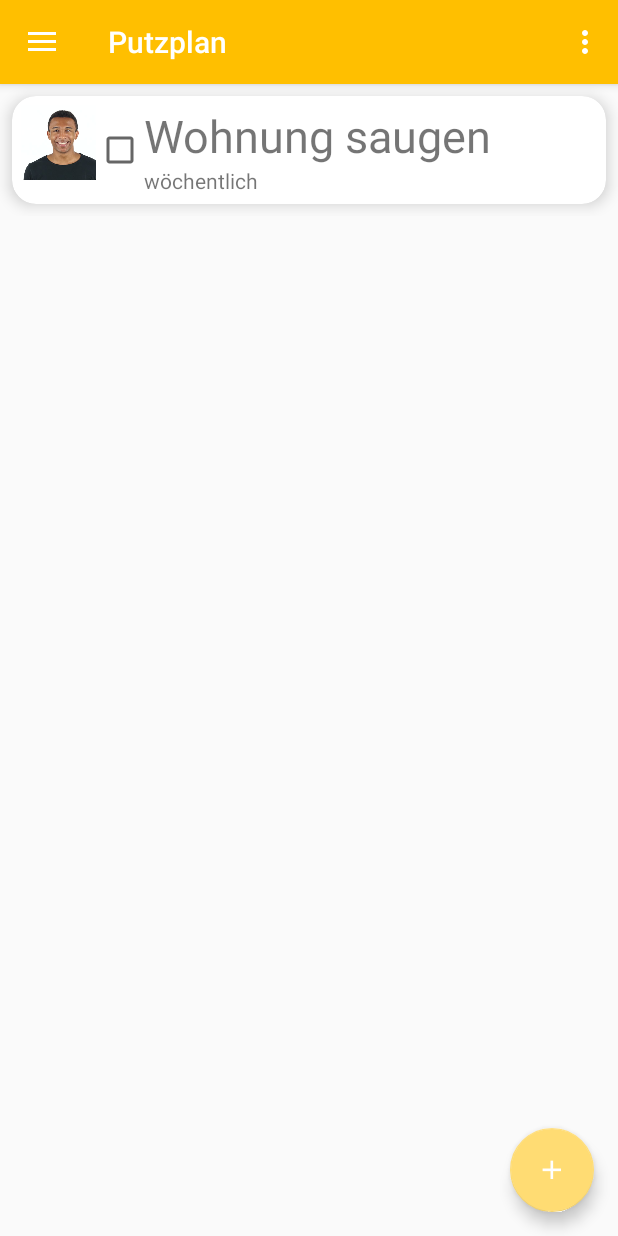
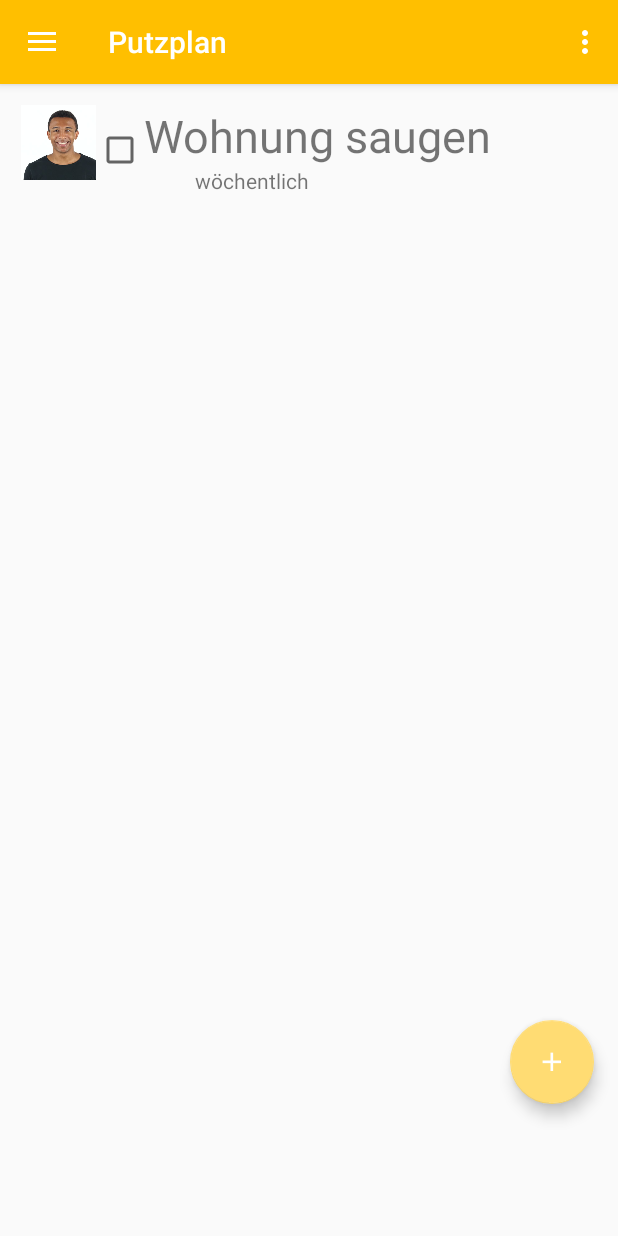
Before and after one commit to Wieee/WGPlaner, an Android app: the ActivityMain screen opened directly, with no data from a screen before it, after a tap on "Putzplan", on a phone screen of 412 x 824 dp. Run offline under Robolectric (Android 15) with nearby library versions, the phone set to English and light mode, and no system bars; our stand-ins replace Firebase (no records; nobody signed in at launch, a user with empty details on screens opened directly); 1 other tap on this screen came first.

Commit message:
putzplan changes, remove cleaned items

```diff
--- a/app/src/main/java/vorlesung/hslu/wgapp/ActivityMain.java
+++ b/app/src/main/java/vorlesung/hslu/wgapp/ActivityMain.java
@@ -10,12 +10,21 @@ import android.support.v7.app.AppCompatActivity;
 import android.support.v7.widget.Toolbar;
 import android.view.Menu;
 import android.view.MenuItem;
+import android.widget.TextView;
+
+import com.google.firebase.auth.FirebaseAuth;
+import com.google.firebase.auth.FirebaseUser;
 
 public class ActivityMain extends AppCompatActivity
         implements NavigationView.OnNavigationItemSelectedListener {
 
     Toolbar toolbar = null;
     NavigationView navigationView = null;
+    TextView username = null;
+    FirebaseAuth mAuth;
+    String name = "";
+
+
 
     @Override
     protected void onCreate(Bundle savedInstanceState) {
@@ -23,11 +32,24 @@ public class ActivityMain extends AppCompatActivity
         super.onCreate(savedInstanceState);
         setContentView(R.layout.activity_main);
 
+
         //Set initial screen
         android.app.FragmentManager fragmentManager = getFragmentManager();
         FragmentTransaction transaction = fragmentManager.beginTransaction();
         transaction.replace(R.id.fragment_container, new HaushaltsbuchFragment());
         transaction.commit();
+
+     /**   username = (TextView) findViewById((R.id.textview_show_username));
+        mAuth = FirebaseAuth.getInstance();
+       FirebaseUser currentUser = mAuth.getCurrentUser();
+        try {
+            name = currentUser.getDisplayName();
+        }
+        catch(NullPointerException exception)
+        {
+            name = "Name not given";
+        }
+        username.setText(name.toString()); **/
 
         toolbar = (Toolbar) findViewById(R.id.toolbar);
         setSupportActionBar(toolbar);
--- a/app/src/main/java/vorlesung/hslu/wgapp/PutzplanCustomAdapter.java
+++ b/app/src/main/java/vorlesung/hslu/wgapp/PutzplanCustomAdapter.java
@@ -2,10 +2,13 @@ package vorlesung.hslu.wgapp;
 
 import android.app.Activity;
 import android.content.Context;
+import android.support.design.widget.FloatingActionButton;
 import android.view.LayoutInflater;
 import android.view.View;
 import android.view.ViewGroup;
 import android.widget.BaseAdapter;
+import android.widget.CheckBox;
+import android.widget.CompoundButton;
 import android.widget.ImageView;
 import android.widget.TextView;
 
@@ -14,6 +17,8 @@ import java.util.ArrayList;
 public class PutzplanCustomAdapter extends BaseAdapter {
     Activity activity;
     ArrayList arrayList;
+    public int checkedCounter = 0;
+    PutzplanAufgabe data;
 
     public PutzplanCustomAdapter(Activity activity, ArrayList arrayList) {
         this.activity = activity;
@@ -46,8 +51,32 @@ public class PutzplanCustomAdapter extends BaseAdapter {
         ImageView itempicture = (ImageView) row.findViewById((R.id.list_item_picture));
         TextView itemTitel = (TextView) row.findViewById(R.id.list_item_titel);
         TextView itemDescription = (TextView) row.findViewById(R.id.list_item_description);
+        data = (PutzplanAufgabe) arrayList.get(position);
+        CheckBox itemCheck = (CheckBox) row.findViewById(R.id.putzplan_checkbox);
+        itemCheck.setChecked(false);
+        itemCheck.setOnCheckedChangeListener(new CompoundButton.OnCheckedChangeListener(){
+            @Override
+            public void onCheckedChanged(CompoundButton buttonView, boolean isChecked) {
+                FloatingActionButton fab = (FloatingActionButton) activity.findViewById(R.id.putz_delete);
+                if (isChecked == true){
+                    checkedCounter++;
+                    PutzplanFragment.geputzteListe.add( (PutzplanAufgabe) getItem(position));
+                }
+                else if (isChecked == false){
+                    checkedCounter--;
+                    if ( PutzplanFragment.geputzteListe.equals(data)) {
+                        PutzplanFragment.geputzteListe.remove(getItem(position));
+                    }
+                }
+                if (checkedCounter > 0){
+                    fab.setVisibility(View.VISIBLE);
+                } else {
+                    fab.setVisibility(View.INVISIBLE);
+                }
+            }
+        } );
 
-        PutzplanAufgabe data = (PutzplanAufgabe) arrayList.get(position);
+
 
         itemTitel.setText(data.aufgabe);
 
--- a/app/src/main/java/vorlesung/hslu/wgapp/PutzplanFragment.java
+++ b/app/src/main/java/vorlesung/hslu/wgapp/PutzplanFragment.java
@@ -33,6 +33,7 @@ import java.util.Date;
 public class PutzplanFragment extends Fragment {
     View putzplanview;
     ArrayList putzliste = new ArrayList();
+  public static ArrayList geputzteListe = new ArrayList();
 
     Spinner putzerspinner;
     Button btnDatePicker;
@@ -62,7 +63,14 @@ public class PutzplanFragment extends Fragment {
             public void onClick(View view) {
                 MyCustomAlertDialog();
 
-
+            }
+        });
+        FloatingActionButton fabDelete = (FloatingActionButton)putzplanview.findViewById(R.id.putz_delete);
+        fabDelete.setOnClickListener(new View.OnClickListener() {
+            @Override
+            public void onClick(View view) {
+                deleteItems();
+               putzplanview.findViewById(R.id.putz_delete).setVisibility(View.INVISIBLE);
             }
         });
         Date datum = new Date(31 - 10 - 2017);
@@ -88,6 +96,20 @@ public class PutzplanFragment extends Fragment {
             public void onCancelled(DatabaseError databaseError) {}
         });
 
+    }
+    private void deleteItems() {
+        PutzplanAufgabe aufgabe;
+        int i = geputzteListe.size();
+
+        while (i > 0) {
+           aufgabe = (PutzplanAufgabe) geputzteListe.get(--i);
+            if (putzliste.containsAll(geputzteListe)) {
+                putzliste.remove(aufgabe);
+                geputzteListe.remove(aufgabe);
+            }
+        }
+        customAdapter.notifyDataSetChanged();
+        customAdapter.checkedCounter = 0;
     }
 
     private void MyCustomAlertDialog() {
--- a/app/src/main/res/layout/nav_header_main.xml
+++ b/app/src/main/res/layout/nav_header_main.xml
@@ -11,7 +11,8 @@
     android:paddingTop="@dimen/activity_vertical_margin"
     android:theme="@style/ThemeOverlay.AppCompat.Dark"
     android:orientation="vertical"
-    android:gravity="bottom">
+    android:gravity="bottom"
+    >
 
     <TextView
         android:layout_width="match_parent"
--- a/app/src/main/res/layout/putzplan_fragment.xml
+++ b/app/src/main/res/layout/putzplan_fragment.xml
@@ -11,6 +11,10 @@
         android:layout_height="wrap_content"
         android:choiceMode="multipleChoice"
         android:divider="@color/white"></ListView>
+    <RelativeLayout
+        android:layout_width="wrap_content"
+        android:layout_height="160dp"
+        android:layout_gravity="bottom|end">
 
 
     <android.support.design.widget.FloatingActionButton
@@ -25,5 +29,19 @@
         app:fabSize="normal"
         app:pressedTranslationZ="12dp"
         />
+    <android.support.design.widget.FloatingActionButton
+        android:id="@+id/putz_delete"
+        android:layout_width="wrap_content"
+        android:layout_height="wrap_content"
+        android:layout_margin="16dp"
+        android:src="@drawable/ic_cleaned"
+        android:scaleType="center"
+        app:elevation="6dp"
+        app:fabSize="normal"
+        app:pressedTranslationZ="12dp"
+        android:visibility="invisible"
+        />
+    </RelativeLayout>
+
 
 </android.support.design.widget.CoordinatorLayout>
--- a/app/src/main/res/layout/putzplan_listview_item.xml
+++ b/app/src/main/res/layout/putzplan_listview_item.xml
@@ -18,12 +18,16 @@
         android:foreground="?android:attr/selectableItemBackground"
         app:cardCornerRadius="@dimen/activity_vertical_margin"
         app:cardElevation="6dp"
-        >
+        android:id="@+id/cardView">
 
+
+    </android.support.v7.widget.CardView>
 
     <RelativeLayout
         android:layout_width="match_parent"
         android:layout_height="wrap_content"
+        android:layout_alignStart="@+id/cardView"
+        android:layout_alignTop="@+id/cardView"
         android:padding="6dp">
 
         <ImageView
@@ -31,6 +35,7 @@
             android:layout_width="50dp"
             android:layout_height="50dp"
             android:layout_alignParentStart="true"
+            android:layout_alignParentTop="true"
             android:adjustViewBounds="true"
             android:cropToPadding="false"
             android:scaleType="centerCrop"
@@ -39,7 +44,7 @@
 
 
         <CheckBox
-                android:id="@+id/list_item_checkbox"
+            android:id="@+id/putzplan_checkbox"
             android:layout_width="wrap_content"
             android:layout_height="wrap_content"
             android:layout_centerVertical="true"
@@ -50,7 +55,7 @@
             android:layout_width="wrap_content"
             android:layout_height="wrap_content"
             android:layout_alignParentTop="true"
-                android:layout_toRightOf="@+id/list_item_checkbox"
+            android:layout_toRightOf="@+id/putzplan_checkbox"
             android:text="Title"
             android:textSize="30sp" />
 
@@ -59,14 +64,12 @@
             android:layout_width="wrap_content"
             android:layout_height="wrap_content"
             android:layout_below="@+id/list_item_titel"
-                android:layout_toRightOf="@+id/list_item_checkbox"
+            android:layout_marginStart="34dp"
+            android:layout_toEndOf="@+id/putzplan_checkbox"
             android:text="Description" />
 
 
     </RelativeLayout>
 
-    </android.support.v7.widget.CardView>
-
-
 
 </RelativeLayout>
```
Also changed, not shown: app/src/main/res/drawable-hdpi/ic_cleaned.png (added), app/src/main/res/drawable-mdpi/ic_cleaned.png (added), app/src/main/res/drawable-xhdpi/ic_cleaned.png (added), app/src/main/res/drawable-xxhdpi/ic_cleaned.png (added). Lines whose indentation alone changed are shown as unchanged.
